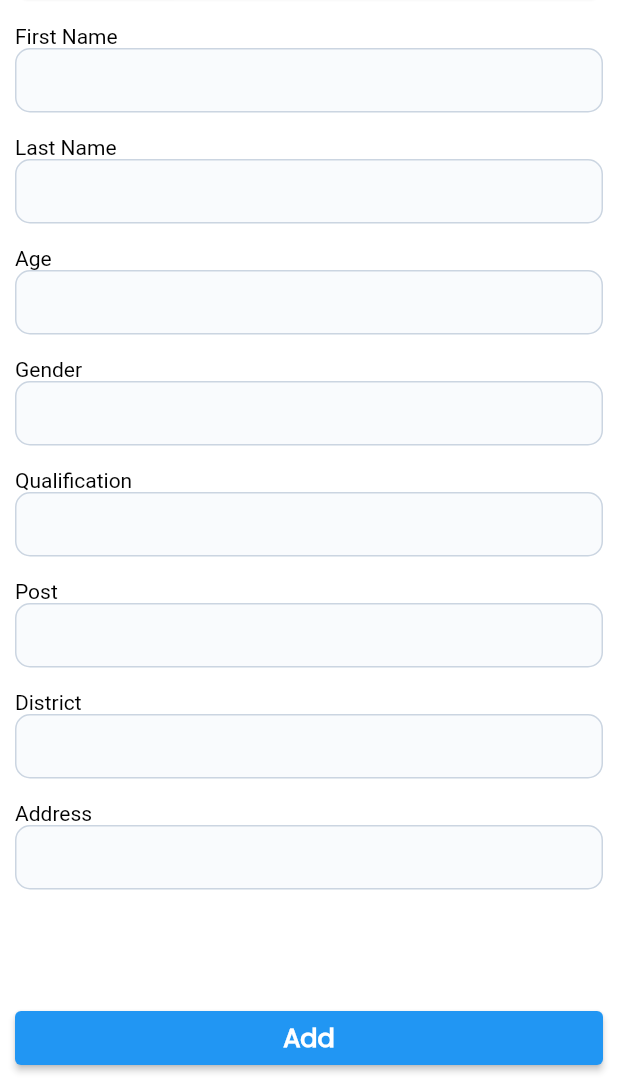
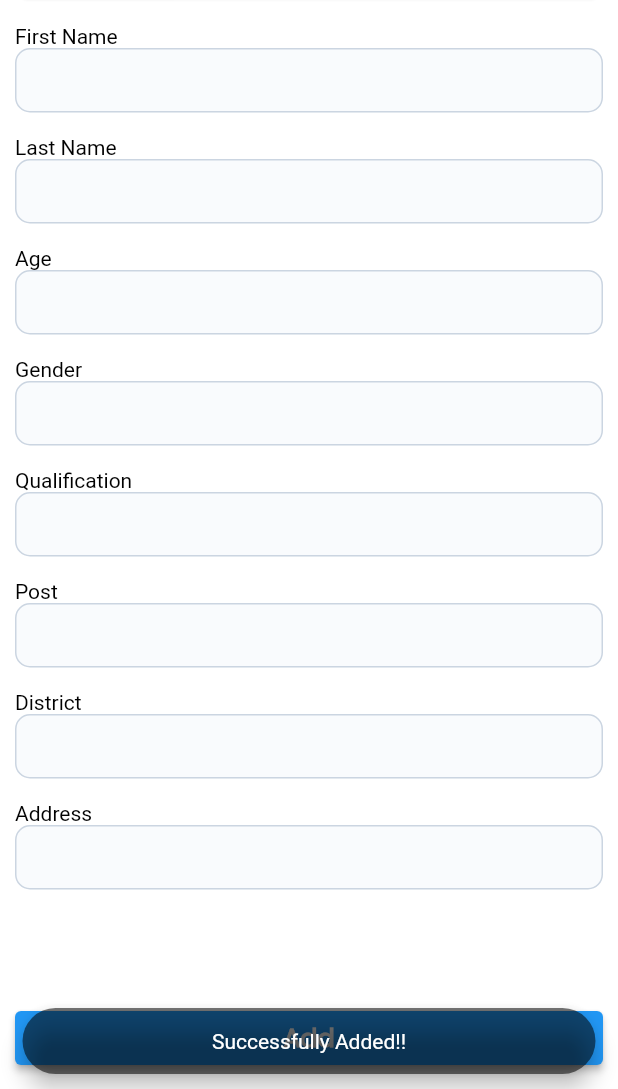
Before and after one commit to AmnaZafar43/CS27_Crime_Detection, a Flutter app: the AddOfficer screen opened directly, scrolled down 55 dp, after a tap on "Add", on a phone screen of 412 x 824 dp, the part 147-1236 px from its top. Run offline on Flutter 3.47's test engine with Material 2 defaults, Android fonts, the phone set to English and light mode, and no system bars; our stand-ins replace cloud_firestore, firebase_auth, firebase_core; accounts and stored records are empty.

Commit message:
Add Police Officer
Complete add police officer module with working backend

```diff
--- a/crime_detection/lib/main.dart
+++ b/crime_detection/lib/main.dart
@@ -1,4 +1,5 @@
 import 'package:crime_detection/windows/add_criminal.dart';
+import 'package:crime_detection/windows/add_officer.dart';
 import 'package:crime_detection/windows/civilian_dashboard.dart';
 import 'package:crime_detection/windows/cover_page.dart';
 import 'package:crime_detection/windows/view_criminal.dart';
@@ -26,8 +27,7 @@ class MyApp extends StatelessWidget {
       theme: ThemeData.dark().copyWith(
         scaffoldBackgroundColor: const Color.fromARGB(255, 255, 255, 255),
       ),
-      home: ViewCriminal(),
+      home: AddCriminal(),
     );
   }
 }
-// sabar kr lo ? hua ya nhi nhi same error
--- a/crime_detection/lib/windows/add_officer.dart
+++ b/crime_detection/lib/windows/add_officer.dart
@@ -1,19 +1,44 @@
+import 'package:cloud_firestore/cloud_firestore.dart';
 import 'package:crime_detection/windows/crime_type.dart';
 import 'package:flutter/material.dart';
+import '../utils/toast.dart';
 
-class AddOfficer extends StatelessWidget {
+class AddOfficer extends StatefulWidget {
   const AddOfficer({super.key});
+
+  @override
+  State<AddOfficer> createState() => _AddOfficerState();
+}
+
+class _AddOfficerState extends State<AddOfficer> {
+  final fireStore = FirebaseFirestore.instance.collection('PoliceOfficer');
+
+  final TextEditingController _firstName = TextEditingController();
+
+  final TextEditingController _lastName = TextEditingController();
+
+  final TextEditingController _age = TextEditingController();
+
+  final TextEditingController _qualification = TextEditingController();
+
+  final TextEditingController _post = TextEditingController();
+
+  final TextEditingController _district = TextEditingController();
+
+  final TextEditingController _gender = TextEditingController();
+
+  final TextEditingController _address = TextEditingController();
 
   @override
   Widget build(BuildContext context) {
     return Scaffold(
       appBar: AppBar(
-        backgroundColor: Color(0xFF52B6DF),
+        backgroundColor: const Color(0xFF52B6DF),
         title: const Text('Police Station'),
         centerTitle: true,
         leading: IconButton(
           color: Colors.white,
-          icon: Icon(Icons.arrow_back),
+          icon: const Icon(Icons.arrow_back),
           onPressed: () {
             Navigator.push(context,
                 MaterialPageRoute(builder: (context) => const SelectCrime()));
@@ -26,9 +51,9 @@ class AddOfficer extends StatelessWidget {
           child: Column(
             crossAxisAlignment: CrossAxisAlignment.stretch,
             children: [
-              Padding(
+              const Padding(
                   padding: EdgeInsets.symmetric(horizontal: 7, vertical: 7)),
-              Text(
+              const Text(
                 'Please fill out the relevant information in each section.',
                 style: TextStyle(
                   color: Color(0xFF737373),
@@ -43,7 +68,7 @@ class AddOfficer extends StatelessWidget {
                 height: 50.0,
                 child: Card(
                   color: Colors.grey[400],
-                  child: Center(
+                  child: const Center(
                     child: Text(
                       'Personal Information',
                       textAlign: TextAlign.center,
@@ -54,62 +79,63 @@ class AddOfficer extends StatelessWidget {
                 ),
               ),
               SizedBox(height: 15),
-              Text(
+              const Text(
                 'First Name',
                 textAlign: TextAlign.justify,
                 style: TextStyle(color: Colors.black),
               ),
               TextField(
-                style: TextStyle(color: Colors.black),
+                controller: _firstName,
+                style: const TextStyle(color: Colors.black),
                 decoration: InputDecoration(
                   isDense: true,
-                  contentPadding: EdgeInsets.all(12),
-                  labelStyle: TextStyle(
+                  contentPadding: const EdgeInsets.all(12),
+                  labelStyle: const TextStyle(
                     color: Colors.black,
                     fontFamily: 'Poppins',
-                    // fontWeight: FontWeight.w400,
                     letterSpacing: 0.20,
                   ),
                   enabledBorder: OutlineInputBorder(
-                    borderSide: BorderSide(color: Color(0xFFCBD5E1)),
+                    borderSide: const BorderSide(color: Color(0xFFCBD5E1)),
                     borderRadius: BorderRadius.circular(10),
                   ),
                   filled: true,
-                  fillColor: Color(0x66F1F5F9),
+                  fillColor: const Color(0x66F1F5F9),
                 ),
               ),
               SizedBox(height: 15),
-              Text(
+              const Text(
                 'Last Name',
                 textAlign: TextAlign.justify,
                 style: TextStyle(color: Colors.black),
               ),
               TextField(
-                style: TextStyle(color: Colors.black),
+                controller: _lastName,
+                style: const TextStyle(color: Colors.black),
                 decoration: InputDecoration(
                   isDense: true,
-                  contentPadding: EdgeInsets.all(12),
-                  labelStyle: TextStyle(
+                  contentPadding: const EdgeInsets.all(12),
+                  labelStyle: const TextStyle(
                     color: Colors.black,
                     fontFamily: 'Poppins',
-                    // fontWeight: FontWeight.w400,
                     letterSpacing: 0.20,
                   ),
                   enabledBorder: OutlineInputBorder(
-                    borderSide: BorderSide(color: Color(0xFFCBD5E1)),
+                    borderSide: const BorderSide(color: Color(0xFFCBD5E1)),
                     borderRadius: BorderRadius.circular(10),
                   ),
                   filled: true,
-                  fillColor: Color(0x66F1F5F9),
+                  fillColor: const Color(0x66F1F5F9),
                 ),
               ),
               SizedBox(height: 15),
-              Text(
+              const Text(
                 'Age',
                 textAlign: TextAlign.justify,
                 style: TextStyle(color: Colors.black),
               ),
               TextField(
+                controller: _age,
                 style: TextStyle(color: Colors.black),
                 decoration: InputDecoration(
                   isDense: true,
@@ -135,6 +161,7 @@ class AddOfficer extends StatelessWidget {
                 style: TextStyle(color: Colors.black),
               ),
               TextField(
+                controller: _gender,
                 style: TextStyle(color: Colors.black),
                 decoration: InputDecoration(
                   isDense: true,
@@ -160,6 +187,7 @@ class AddOfficer extends StatelessWidget {
                 style: TextStyle(color: Colors.black),
               ),
               TextField(
+                controller: _qualification,
                 style: TextStyle(color: Colors.black),
                 decoration: InputDecoration(
                   isDense: true,
@@ -179,86 +207,114 @@ class AddOfficer extends StatelessWidget {
                 ),
               ),
               SizedBox(height: 15),
-              Text(
+              const Text(
                 'Post',
                 textAlign: TextAlign.justify,
                 style: TextStyle(color: Colors.black),
               ),
               TextField(
-                style: TextStyle(color: Colors.black),
+                controller: _post,
+                style: const TextStyle(color: Colors.black),
                 decoration: InputDecoration(
                   isDense: true,
-                  contentPadding: EdgeInsets.all(12),
-                  labelStyle: TextStyle(
+                  contentPadding: const EdgeInsets.all(12),
+                  labelStyle: const TextStyle(
+                    color: Colors.black,
+                    fontFamily: 'Poppins',
+                    letterSpacing: 0.20,
+                  ),
+                  enabledBorder: OutlineInputBorder(
+                    borderSide: const BorderSide(color: Color(0xFFCBD5E1)),
+                    borderRadius: BorderRadius.circular(10),
+                  ),
+                  filled: true,
+                  fillColor: const Color(0x66F1F5F9),
+                ),
+              ),
+              SizedBox(height: 15),
+              const Text(
+                'District',
+                textAlign: TextAlign.justify,
+                style: TextStyle(color: Colors.black),
+              ),
+              TextField(
+                controller: _district,
+                style: const TextStyle(color: Colors.black),
+                decoration: InputDecoration(
+                  isDense: true,
+                  contentPadding: const EdgeInsets.all(12),
+                  labelStyle: const TextStyle(
                     color: Colors.black,
                     fontFamily: 'Poppins',
                     // fontWeight: FontWeight.w400,
                     letterSpacing: 0.20,
                   ),
                   enabledBorder: OutlineInputBorder(
-                    borderSide: BorderSide(color: Color(0xFFCBD5E1)),
+                    borderSide: const BorderSide(color: Color(0xFFCBD5E1)),
                     borderRadius: BorderRadius.circular(10),
                   ),
                   filled: true,
-                  fillColor: Color(0x66F1F5F9),
+                  fillColor: const Color(0x66F1F5F9),
                 ),
               ),
               SizedBox(height: 15),
-              Text(
-                'District',
+              const Text(
+                'Address',
                 textAlign: TextAlign.justify,
                 style: TextStyle(color: Colors.black),
               ),
               TextField(
-                style: TextStyle(color: Colors.black),
+                controller: _address,
+                style: const TextStyle(color: Colors.black),
                 decoration: InputDecoration(
                   isDense: true,
-                  contentPadding: EdgeInsets.all(12),
-                  labelStyle: TextStyle(
+                  contentPadding: const EdgeInsets.all(12),
+                  labelStyle: const TextStyle(
                     color: Colors.black,
                     fontFamily: 'Poppins',
                     // fontWeight: FontWeight.w400,
                     letterSpacing: 0.20,
                   ),
                   enabledBorder: OutlineInputBorder(
-                    borderSide: BorderSide(color: Color(0xFFCBD5E1)),
+                    borderSide: const BorderSide(color: Color(0xFFCBD5E1)),
                     borderRadius: BorderRadius.circular(10),
                   ),
                   filled: true,
-                  fillColor: Color(0x66F1F5F9),
-                ),
-              ),
-              SizedBox(height: 15),
-              Text(
-                'Address',
-                textAlign: TextAlign.justify,
-                style: TextStyle(color: Colors.black),
-              ),
-              TextField(
-                style: TextStyle(color: Colors.black),
-                decoration: InputDecoration(
-                  isDense: true,
-                  contentPadding: EdgeInsets.all(12),
-                  labelStyle: TextStyle(
-                    color: Colors.black,
-                    fontFamily: 'Poppins',
-                    // fontWeight: FontWeight.w400,
-                    letterSpacing: 0.20,
-                  ),
-                  enabledBorder: OutlineInputBorder(
-                    borderSide: BorderSide(color: Color(0xFFCBD5E1)),
-                    borderRadius: BorderRadius.circular(10),
-                  ),
-                  filled: true,
-                  fillColor: Color(0x66F1F5F9),
+                  fillColor: const Color(0x66F1F5F9),
                 ),
               ),
               SizedBox(height: 75),
               ElevatedButton(
                 onPressed: () {
-                  // Add functionality for the button
+                  try {
+                    String id =
+                        DateTime.now().millisecondsSinceEpoch.toString();
+                    fireStore.doc(id).set({
+                      'First Name': _firstName.text.toString(),
+                      'Last Name': _lastName.text.toString(),
+                      'Age': _age.text.toString(),
+                      'Gender': _gender.text.toString(),
+                      'Address': _address.text.toString(),
+                      'Qualification': _qualification.text.toString(),
+                      'Post': _post.text.toString(),
+                      'District': _district.text.toString(),
+                      'id': id,
+                      'createAt': DateTime.now(),
+                      'updateAt': DateTime.now(),
+                      'active': true,
+                    }).then((value) {
+                      Utils().showToast(context, 'Successfully Added!!');
+                    }).onError((error, stackTrace) {
+                      Utils().showToast(context, error.toString());
+                    });
+                  } catch (e) {
+                    Utils().showToast(
+                      context,
+                      e.toString(),
+                    );
+                  }
                 },
-                child: Text(
+                child: const Text(
                   'Add',
                   style: TextStyle(
                     color: Colors.white,
@@ -284,7 +340,7 @@ class AddOfficer extends StatelessWidget {
         children: [
           Text(
             label,
-            style: TextStyle(
+            style: const TextStyle(
               color: Color(0xFF737373),
               fontSize: 15,
               fontFamily: 'Gilroy-Medium',
@@ -292,7 +348,7 @@ class AddOfficer extends StatelessWidget {
               height: 1.5,
             ),
           ),
-          TextField(
+          const TextField(
               // Add text field properties
               ),
         ],
--- a/crime_detection/lib/windows/criminal_details.dart
+++ b/crime_detection/lib/windows/criminal_details.dart
@@ -34,11 +34,11 @@ class _CriminalDetailsState extends State<CriminalDetails> {
   final fireStore =
       FirebaseFirestore.instance.collection('criminals').snapshots();
   CollectionReference ref = FirebaseFirestore.instance.collection('criminals');
-  bool _isLoading = false;
+  // bool _isLoading = false;
 //
   @override
   Widget build(BuildContext context) {
-    final double screenWidth = MediaQuery.of(context).size.width;
+    // final double screenWidth = MediaQuery.of(context).size.width;
     return Scaffold(
         appBar: AppBar(
           backgroundColor: const Color(0xFF52B6DF),
@@ -184,7 +184,6 @@ class _CriminalDetailsState extends State<CriminalDetails> {
                       fontSize: 17,
                       fontFamily: 'Poppins',
                       fontWeight: FontWeight.w600,
-                      // height: 0.2,
                     ),
                   ),
                 ),
--- a/crime_detection/lib/windows/view_criminal.dart
+++ b/crime_detection/lib/windows/view_criminal.dart
@@ -10,7 +10,7 @@ class ViewCriminal extends StatefulWidget {
 }
 
 class _ViewCriminalState extends State<ViewCriminal> {
-  bool _isLoading = false;
+  // bool _isLoading = false;
   final fireStore =
       FirebaseFirestore.instance.collection('criminals').snapshots();
   @override
@@ -59,7 +59,6 @@ class _ViewCriminalState extends State<ViewCriminal> {
                           snapshot.data!.docs[position]['Charge'].toString(),
                           style: const TextStyle(
                             color: Colors.red,
-                            // backgroundColor: Colors.grey
                           ),
                         ),
                         trailing: const Text(
```
Also changed, not shown: crime_detection/lib/windows/update_criminal.dart (+0 -9 lines).
